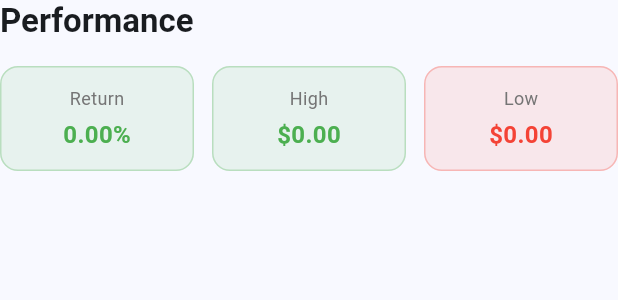
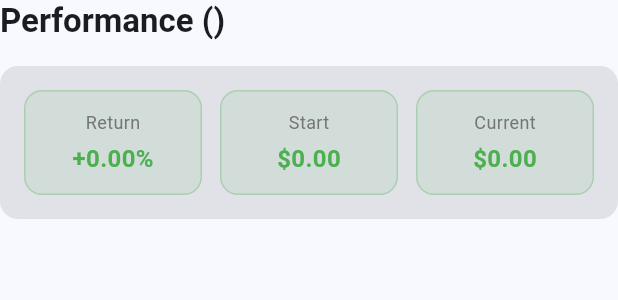
Before and after one commit to omarfarouk228/pulse-now-interview, a Flutter app: the _PerformanceSection widget shown alone on an empty page, opened directly with empty values, on a phone screen of 412 x 824 dp. Shown: the top 300 px of the screen. Run offline on Flutter 3.47's test engine with Material 3 defaults, Android fonts, the phone set to English and light mode, and no system bars; network calls fail.

Commit message:
Move portfolio logic to models wrapping

```diff
--- a/lib/models/portfolio_model.dart
+++ b/lib/models/portfolio_model.dart
@@ -6,16 +6,14 @@ class PortfolioSummary {
   final double totalValue;
   final double totalPnl;
   final double totalPnlPercent;
-  final double totalInvested;
-  final int holdingsCount;
+  final int totalHoldings;
   final DateTime? lastUpdated;
 
   const PortfolioSummary({
     required this.totalValue,
     required this.totalPnl,
     required this.totalPnlPercent,
-    this.totalInvested = 0.0,
-    this.holdingsCount = 0,
+    this.totalHoldings = 0,
     this.lastUpdated,
   });
 
@@ -24,8 +22,7 @@ class PortfolioSummary {
       totalValue: _parseDouble(json['totalValue']),
       totalPnl: _parseDouble(json['totalPnl']),
       totalPnlPercent: _parseDouble(json['totalPnlPercent']),
-      totalInvested: _parseDouble(json['totalInvested']),
-      holdingsCount: _parseInt(json['holdingsCount']),
+      totalHoldings: _parseInt(json['totalHoldings']),
       lastUpdated: json['lastUpdated'] != null
           ? DateTime.tryParse(json['lastUpdated'] as String)
           : null,
@@ -37,8 +34,7 @@ class PortfolioSummary {
       'totalValue': totalValue,
       'totalPnl': totalPnl,
       'totalPnlPercent': totalPnlPercent,
-      'totalInvested': totalInvested,
-      'holdingsCount': holdingsCount,
+      'totalHoldings': totalHoldings,
       if (lastUpdated != null) 'lastUpdated': lastUpdated!.toIso8601String(),
     };
   }
@@ -84,7 +80,6 @@ class PortfolioSummary {
 class PortfolioHolding {
   final String id;
   final String symbol;
-  final String name;
   final double quantity;
   final double averagePrice;
   final double currentPrice;
@@ -92,11 +87,11 @@ class PortfolioHolding {
   final double pnl;
   final double pnlPercent;
   final double allocation;
+  final DateTime? lastUpdated;
 
   const PortfolioHolding({
     required this.id,
     required this.symbol,
-    this.name = '',
     required this.quantity,
     required this.averagePrice,
     required this.currentPrice,
@@ -104,13 +99,13 @@ class PortfolioHolding {
     required this.pnl,
     required this.pnlPercent,
     this.allocation = 0.0,
+    this.lastUpdated,
   });
 
   factory PortfolioHolding.fromJson(Map<String, dynamic> json) {
     return PortfolioHolding(
       id: json['id'] as String? ?? '',
       symbol: json['symbol'] as String? ?? '',
-      name: json['name'] as String? ?? '',
       quantity: _parseDouble(json['quantity']),
       averagePrice: _parseDouble(json['averagePrice']),
       currentPrice: _parseDouble(json['currentPrice']),
@@ -118,6 +113,9 @@ class PortfolioHolding {
       pnl: _parseDouble(json['pnl']),
       pnlPercent: _parseDouble(json['pnlPercent']),
       allocation: _parseDouble(json['allocation']),
+      lastUpdated: json['lastUpdated'] != null
+          ? DateTime.tryParse(json['lastUpdated'] as String)
+          : null,
     );
   }
 
@@ -125,7 +123,6 @@ class PortfolioHolding {
     return {
       'id': id,
       'symbol': symbol,
-      'name': name,
       'quantity': quantity,
       'averagePrice': averagePrice,
       'currentPrice': currentPrice,
@@ -133,6 +130,7 @@ class PortfolioHolding {
       'pnl': pnl,
       'pnlPercent': pnlPercent,
       'allocation': allocation,
+      if (lastUpdated != null) 'lastUpdated': lastUpdated!.toIso8601String(),
     };
   }
 
@@ -168,75 +166,53 @@ class PortfolioHolding {
 @immutable
 class PortfolioPerformance {
   final String timeframe;
-  final double startValue;
-  final double endValue;
-  final double absoluteChange;
-  final double percentChange;
-  final double highValue;
-  final double lowValue;
   final List<PerformanceDataPoint> dataPoints;
+  final PerformanceSummary summary;
 
   const PortfolioPerformance({
     required this.timeframe,
-    required this.startValue,
-    required this.endValue,
-    required this.absoluteChange,
-    required this.percentChange,
-    this.highValue = 0.0,
-    this.lowValue = 0.0,
     this.dataPoints = const [],
+    this.summary = const PerformanceSummary(),
   });
 
   factory PortfolioPerformance.fromJson(Map<String, dynamic> json) {
-    final dataPointsList = json['dataPoints'] as List<dynamic>? ?? [];
+    final dataList = json['data'] as List<dynamic>? ?? [];
 
     return PortfolioPerformance(
       timeframe: json['timeframe'] as String? ?? '',
-      startValue: _parseDouble(json['startValue']),
-      endValue: _parseDouble(json['endValue']),
-      absoluteChange: _parseDouble(json['absoluteChange']),
-      percentChange: _parseDouble(json['percentChange']),
-      highValue: _parseDouble(json['highValue']),
-      lowValue: _parseDouble(json['lowValue']),
-      dataPoints: dataPointsList
+      dataPoints: dataList
           .map((e) => PerformanceDataPoint.fromJson(e as Map<String, dynamic>))
           .toList(),
+      summary: json['summary'] != null
+          ? PerformanceSummary.fromJson(json['summary'] as Map<String, dynamic>)
+          : const PerformanceSummary(),
     );
   }
 
   Map<String, dynamic> toJson() {
     return {
       'timeframe': timeframe,
-      'startValue': startValue,
-      'endValue': endValue,
-      'absoluteChange': absoluteChange,
-      'percentChange': percentChange,
-      'highValue': highValue,
-      'lowValue': lowValue,
-      'dataPoints': dataPoints.map((e) => e.toJson()).toList(),
+      'data': dataPoints.map((e) => e.toJson()).toList(),
+      'summary': summary.toJson(),
     };
   }
 
-  bool get isPositive => percentChange >= 0;
+  bool get isPositive => summary.totalReturn >= 0;
+  bool get hasData => dataPoints.isNotEmpty;
 
-  static double _parseDouble(dynamic value) {
-    if (value == null) return 0.0;
-    if (value is double) return value;
-    if (value is int) return value.toDouble();
-    if (value is String) return double.tryParse(value) ?? 0.0;
-    return 0.0;
-  }
+  // Convenience getters
+  double get startValue => summary.startValue;
+  double get endValue => summary.endValue;
+  double get totalReturn => summary.totalReturn;
 
   @override
   bool operator ==(Object other) {
     if (identical(this, other)) return true;
-    return other is PortfolioPerformance &&
-        other.timeframe == timeframe &&
-        other.endValue == endValue;
+    return other is PortfolioPerformance && other.timeframe == timeframe;
   }
 
   @override
-  int get hashCode => Object.hash(timeframe, endValue);
+  int get hashCode => timeframe.hashCode;
 }
 
 /// Model representing a single data point in performance history.
@@ -244,8 +220,15 @@ class PortfolioPerformance {
 class PerformanceDataPoint {
   final DateTime timestamp;
   final double value;
+  final double pnl;
+  final double pnlPercent;
 
-  const PerformanceDataPoint({required this.timestamp, required this.value});
+  const PerformanceDataPoint({
+    required this.timestamp,
+    required this.value,
+    this.pnl = 0.0,
+    this.pnlPercent = 0.0,
+  });
 
   factory PerformanceDataPoint.fromJson(Map<String, dynamic> json) {
     return PerformanceDataPoint(
@@ -253,12 +236,21 @@ class PerformanceDataPoint {
           DateTime.tryParse(json['timestamp'] as String? ?? '') ??
           DateTime.now(),
       value: _parseDouble(json['value']),
+      pnl: _parseDouble(json['pnl']),
+      pnlPercent: _parseDouble(json['pnlPercent']),
     );
   }
 
   Map<String, dynamic> toJson() {
-    return {'timestamp': timestamp.toIso8601String(), 'value': value};
+    return {
+      'timestamp': timestamp.toIso8601String(),
+      'value': value,
+      'pnl': pnl,
+      'pnlPercent': pnlPercent,
+    };
   }
+
+  bool get isProfitable => pnl >= 0;
 
   static double _parseDouble(dynamic value) {
     if (value == null) return 0.0;
@@ -268,3 +260,45 @@ class PerformanceDataPoint {
     return 0.0;
   }
 }
+
+/// Model representing performance summary statistics.
+@immutable
+class PerformanceSummary {
+  final double startValue;
+  final double endValue;
+  final double totalReturn;
+
+  const PerformanceSummary({
+    this.startValue = 0.0,
+    this.endValue = 0.0,
+    this.totalReturn = 0.0,
+  });
+
+  factory PerformanceSummary.fromJson(Map<String, dynamic> json) {
+    return PerformanceSummary(
+      startValue: _parseDouble(json['startValue']),
+      endValue: _parseDouble(json['endValue']),
+      totalReturn: _parseDouble(json['totalReturn']),
+    );
+  }
+
+  Map<String, dynamic> toJson() {
+    return {
+      'startValue': startValue,
+      'endValue': endValue,
+      'totalReturn': totalReturn,
+    };
+  }
+
+  bool get isPositive => totalReturn >= 0;
+
+  double get absoluteChange => endValue - startValue;
+
+  static double _parseDouble(dynamic value) {
+    if (value == null) return 0.0;
+    if (value is double) return value;
+    if (value is int) return value.toDouble();
+    if (value is String) return double.tryParse(value) ?? 0.0;
+    return 0.0;
+  }
+}
--- a/lib/screens/portfolio_screen.dart
+++ b/lib/screens/portfolio_screen.dart
@@ -239,46 +239,175 @@ class _PerformanceSection extends StatelessWidget {
 
   @override
   Widget build(BuildContext context) {
+    final isPositive = performance.isPositive;
+    final changeColor = Color(
+      isPositive ? AppConstants.positiveColor : AppConstants.negativeColor,
+    );
+
     return Column(
       crossAxisAlignment: CrossAxisAlignment.start,
       children: [
         Text(
-          'Performance',
+          'Performance (${performance.timeframe})',
           style: Theme.of(
             context,
           ).textTheme.titleLarge?.copyWith(fontWeight: FontWeight.bold),
         ),
         const SizedBox(height: 16),
+        Container(
+          padding: const EdgeInsets.all(16),
+          decoration: BoxDecoration(
+            color: Theme.of(context).colorScheme.surfaceContainerHighest,
+            borderRadius: BorderRadius.circular(12),
+          ),
+          child: Column(
+            children: [
               Row(
                 children: [
                   Expanded(
                     child: _PerformanceCard(
                       title: 'Return',
-                value: '${performance.percentChange.toStringAsFixed(2)}%',
-                isPositive: performance.isPositive,
+                      value:
+                          '${isPositive ? '+' : ''}${performance.totalReturn.toStringAsFixed(2)}%',
+                      isPositive: isPositive,
                     ),
                   ),
                   const SizedBox(width: 12),
                   Expanded(
                     child: _PerformanceCard(
-                title: 'High',
-                value: '\$${performance.highValue.toStringAsFixed(2)}',
+                      title: 'Start',
+                      value: _formatCurrency(performance.startValue),
                       isPositive: true,
                     ),
                   ),
                   const SizedBox(width: 12),
                   Expanded(
                     child: _PerformanceCard(
-                title: 'Low',
-                value: '\$${performance.lowValue.toStringAsFixed(2)}',
-                isPositive: false,
+                      title: 'Current',
+                      value: _formatCurrency(performance.endValue),
+                      isPositive: isPositive,
                     ),
                   ),
                 ],
               ),
+              if (performance.hasData) ...[
+                const SizedBox(height: 16),
+                const Divider(),
+                const SizedBox(height: 16),
+                _PerformanceChart(
+                  dataPoints: performance.dataPoints,
+                  changeColor: changeColor,
+                ),
+              ],
+            ],
+          ),
+        ),
       ],
     );
   }
+
+  String _formatCurrency(double value) {
+    if (value >= 1000000) {
+      return '\$${(value / 1000000).toStringAsFixed(2)}M';
+    } else if (value >= 1000) {
+      return '\$${(value / 1000).toStringAsFixed(1)}K';
+    }
+    return '\$${value.toStringAsFixed(2)}';
+  }
+}
+
+class _PerformanceChart extends StatelessWidget {
+  final List<PerformanceDataPoint> dataPoints;
+  final Color changeColor;
+
+  const _PerformanceChart({
+    required this.dataPoints,
+    required this.changeColor,
+  });
+
+  @override
+  Widget build(BuildContext context) {
+    if (dataPoints.isEmpty) return const SizedBox.shrink();
+
+    final values = dataPoints.map((e) => e.value).toList();
+    final minValue = values.reduce((a, b) => a < b ? a : b);
+    final maxValue = values.reduce((a, b) => a > b ? a : b);
+    final range = maxValue - minValue;
+
+    return SizedBox(
+      height: 80,
+      child: CustomPaint(
+        size: const Size(double.infinity, 80),
+        painter: _ChartPainter(
+          values: values,
+          minValue: minValue,
+          range: range == 0 ? 1 : range,
+          lineColor: changeColor,
+        ),
+      ),
+    );
+  }
+}
+
+class _ChartPainter extends CustomPainter {
+  final List<double> values;
+  final double minValue;
+  final double range;
+  final Color lineColor;
+
+  _ChartPainter({
+    required this.values,
+    required this.minValue,
+    required this.range,
+    required this.lineColor,
+  });
+
+  @override
+  void paint(Canvas canvas, Size size) {
+    if (values.length < 2) return;
+
+    final paint = Paint()
+      ..color = lineColor
+      ..strokeWidth = 2
+      ..style = PaintingStyle.stroke
+      ..strokeCap = StrokeCap.round;
+
+    final fillPaint = Paint()
+      ..shader = LinearGradient(
+        begin: Alignment.topCenter,
+        end: Alignment.bottomCenter,
+        colors: [
+          lineColor.withValues(alpha: 0.3),
+          lineColor.withValues(alpha: 0.0),
+        ],
+      ).createShader(Rect.fromLTWH(0, 0, size.width, size.height));
+
+    final path = Path();
+    final fillPath = Path();
+
+    for (var i = 0; i < values.length; i++) {
+      final x = (i / (values.length - 1)) * size.width;
+      final y = size.height - ((values[i] - minValue) / range) * size.height;
+
+      if (i == 0) {
+        path.moveTo(x, y);
+        fillPath.moveTo(x, size.height);
+        fillPath.lineTo(x, y);
+      } else {
+        path.lineTo(x, y);
+        fillPath.lineTo(x, y);
+      }
+    }
+
+    fillPath.lineTo(size.width, size.height);
+    fillPath.close();
+
+    canvas.drawPath(fillPath, fillPaint);
+    canvas.drawPath(path, paint);
+  }
+
+  @override
+  bool shouldRepaint(covariant CustomPainter oldDelegate) => false;
 }
 
 class _PerformanceCard extends StatelessWidget {
```
Lines whose indentation alone changed are shown as unchanged.
